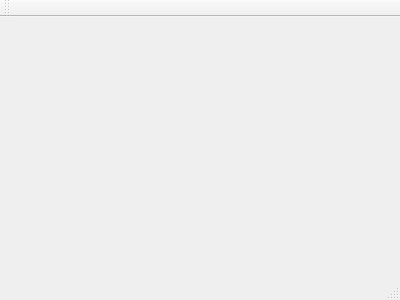
Old version of the form canbridge/library/CanBridgeTester/mainwindow.ui in the repository huukit/Atmega-CAN.
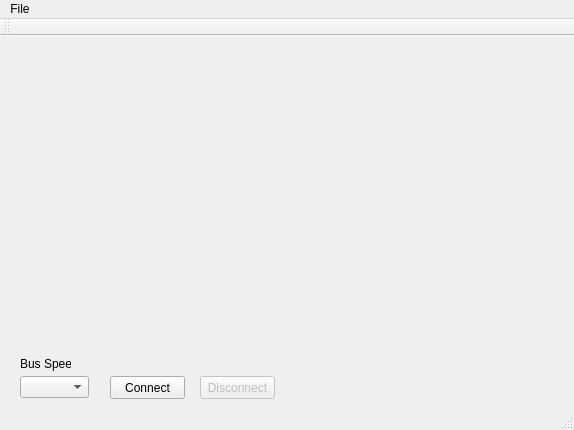
New version of the form.

```diff
--- a/canbridge/library/CanBridgeTester/mainwindow.ui
+++ b/canbridge/library/CanBridgeTester/mainwindow.ui
@@ -1,24 +1,113 @@
 <ui version="4.0">
  <class>MainWindow</class>
- <widget class="QMainWindow" name="MainWindow" >
-  <property name="geometry" >
+ <widget class="QMainWindow" name="MainWindow">
+  <property name="geometry">
    <rect>
     <x>0</x>
     <y>0</y>
-    <width>400</width>
-    <height>300</height>
+    <width>574</width>
+    <height>430</height>
    </rect>
   </property>
   <property name="windowTitle" >
    <string>MainWindow</string>
   </property>
-  <widget class="QMenuBar" name="menuBar" />
-  <widget class="QToolBar" name="mainToolBar" />
-  <widget class="QWidget" name="centralWidget" />
-  <widget class="QStatusBar" name="statusBar" />
+  <widget class="QWidget" name="centralWidget">
+   <widget class="QPushButton" name="butConnect">
+    <property name="geometry">
+     <rect>
+      <x>110</x>
+      <y>340</y>
+      <width>75</width>
+      <height>23</height>
+     </rect>
+    </property>
+    <property name="text">
+     <string>Connect</string>
+    </property>
+   </widget>
+   <widget class="QPushButton" name="butDisconnect">
+    <property name="enabled">
+     <bool>false</bool>
+    </property>
+    <property name="geometry">
+     <rect>
+      <x>200</x>
+      <y>340</y>
+      <width>75</width>
+      <height>23</height>
+     </rect>
+    </property>
+    <property name="text">
+     <string>Disconnect</string>
+    </property>
+   </widget>
+   <widget class="QComboBox" name="combSpeed">
+    <property name="geometry">
+     <rect>
+      <x>20</x>
+      <y>340</y>
+      <width>69</width>
+      <height>22</height>
+     </rect>
+    </property>
+    <property name="currentText">
+     <string/>
+    </property>
+   </widget>
+   <widget class="QLabel" name="label">
+    <property name="geometry">
+     <rect>
+      <x>20</x>
+      <y>320</y>
+      <width>51</width>
+      <height>16</height>
+     </rect>
+    </property>
+    <property name="text">
+     <string>Bus Speed</string>
+    </property>
+   </widget>
+  </widget>
+  <widget class="QMenuBar" name="menuBar">
+   <property name="geometry">
+    <rect>
+     <x>0</x>
+     <y>0</y>
+     <width>574</width>
+     <height>21</height>
+    </rect>
+   </property>
+   <widget class="QMenu" name="menuFile">
+    <property name="title">
+     <string>File</string>
+    </property>
+    <addaction name="actionAbout"/>
+    <addaction name="actionClose"/>
+   </widget>
+   <addaction name="menuFile"/>
+  </widget>
+  <widget class="QToolBar" name="mainToolBar">
+   <attribute name="toolBarArea">
+    <enum>TopToolBarArea</enum>
+   </attribute>
+   <attribute name="toolBarBreak">
+    <bool>false</bool>
+   </attribute>
+  </widget>
+  <widget class="QStatusBar" name="statusBar"/>
+  <action name="actionClose">
+   <property name="text">
+    <string>Close</string>
+   </property>
+  </action>
+  <action name="actionAbout">
+   <property name="text">
+    <string>About</string>
+   </property>
+  </action>
  </widget>
- <layoutDefault spacing="6" margin="11" />
- <pixmapfunction></pixmapfunction>
+ <layoutdefault spacing="6" margin="11"/>
  <resources/>
  <connections/>
 </ui>
```
Left out of the diff: 3 changed lines with no effect on the pictures.
